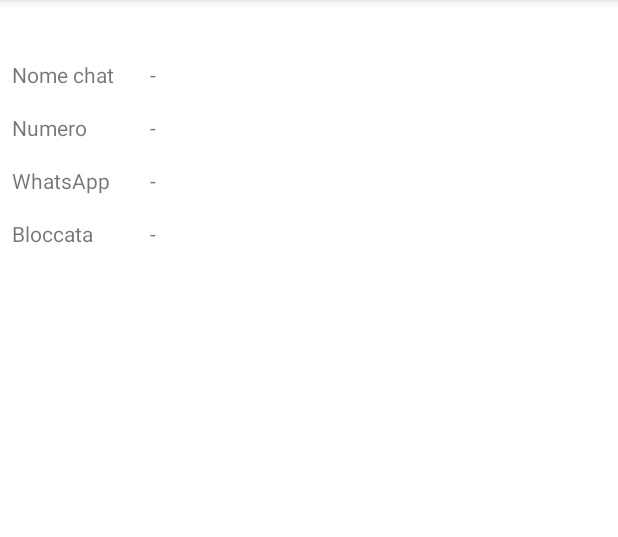
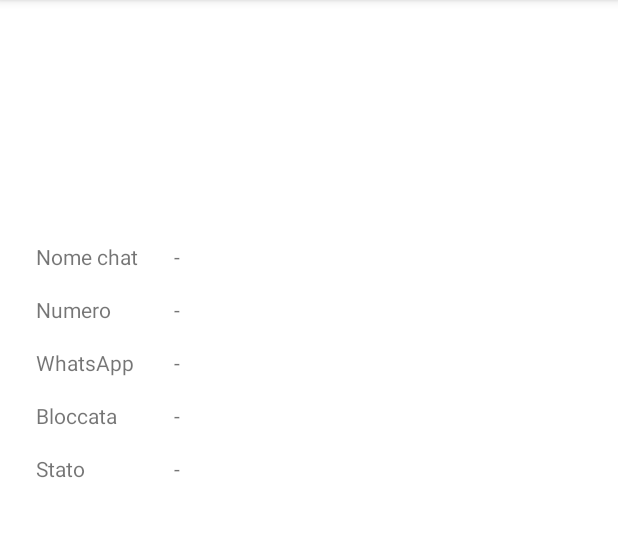
Before and after one commit to emanuele9701/android_ws_chat, an Android app: the ActivityChatInfo screen opened directly, with no data from a screen before it, on a phone screen of 412 x 824 dp, the part 84-621 px from its top. Run offline under Robolectric (Android 15) with nearby library versions, the phone set to English and light mode, and no system bars; 2 statements that could not run were skipped.

Commit message:
Fix info chat

```diff
--- a/app/src/main/java/com/example/wschat/ActivityChatInfo.java
+++ b/app/src/main/java/com/example/wschat/ActivityChatInfo.java
@@ -45,11 +45,14 @@ public class ActivityChatInfo extends AppCompatActivity {
                 TextView bloccato = findViewById(R.id.cInfo_bloccata);
                 TextView hasWhatsApp = findViewById(R.id.cInfo_hasWhatsApp);
                 TextView telefono = findViewById(R.id.cInfo_numero);
+                TextView statoWs = findViewById(R.id.cInfo_stato);
                 ImageView imageProfilo = (ImageView) findViewById(R.id.cInfo_imageProfilo);
 
 
                 nome.setText(cInfo.getName());
                 telefono.setText(cInfo.getNumeroFormattato());
+
+                statoWs.setText(cInfo.getStato());
 
                 if(cInfo.getIsBlocked() == 1) {
                     bloccato.setText(R.string.yes_block);
--- a/app/src/main/java/com/example/wschat/entity/ChatInfo.java
+++ b/app/src/main/java/com/example/wschat/entity/ChatInfo.java
@@ -29,6 +29,9 @@ public class ChatInfo {
     @SerializedName("isBlocked")
     private int isBlocked;
 
+    @SerializedName("about")
+    private String stato;
+
 
     public String getName() {
         return name;
@@ -53,4 +56,16 @@ public class ChatInfo {
     public int getIsBlocked() {
         return isBlocked;
     }
+
+    public String getLastUpdate() {
+        return lastUpdate;
+    }
+
+    public int getIdChat() {
+        return idChat;
+    }
+
+    public String getStato() {
+        return stato;
+    }
 }
--- a/app/src/main/res/layout/activity_chat.xml
+++ b/app/src/main/res/layout/activity_chat.xml
@@ -46,6 +46,7 @@
         android:layout_width="388dp"
         android:layout_height="483dp"
         android:layout_marginTop="0dp"
+        android:layout_marginLeft="5dp"
         android:layout_marginBottom="3dp"
         app:layout_constraintBottom_toTopOf="@+id/compose_message"
         app:layout_constraintEnd_toEndOf="parent"
@@ -57,9 +58,10 @@
         android:name="com.example.wschat.HeaderChat"
         android:layout_width="405dp"
         android:layout_height="34dp"
+        android:layout_marginStart="5dp"
+        android:layout_marginTop="5dp"
         android:layout_marginEnd="4dp"
         android:layout_marginBottom="18dp"
-        android:layout_marginTop="5dp"
         app:layout_constraintBottom_toTopOf="@+id/listMessageContainer"
         app:layout_constraintEnd_toEndOf="parent"
         app:layout_constraintHorizontal_bias="1.0"
--- a/app/src/main/res/layout/activity_chat_info.xml
+++ b/app/src/main/res/layout/activity_chat_info.xml
@@ -6,30 +6,27 @@
     android:layout_height="match_parent"
     tools:context=".ActivityChatInfo">
 
-
-    <LinearLayout
-        android:layout_width="399dp"
-        android:layout_height="163dp"
-        android:layout_marginTop="8dp"
-        android:orientation="horizontal"
-        app:layout_constraintEnd_toEndOf="parent"
-        app:layout_constraintStart_toStartOf="parent"
-        app:layout_constraintTop_toTopOf="parent">
-
     <ImageView
         android:id="@+id/cInfo_imageProfilo"
         android:layout_width="wrap_content"
-            android:layout_height="wrap_content"
+        android:layout_height="105dp"
+        android:layout_marginTop="20dp"
+        app:layout_constraintEnd_toEndOf="parent"
+        app:layout_constraintHorizontal_bias="0.5"
+        app:layout_constraintStart_toStartOf="parent"
+        app:layout_constraintTop_toTopOf="parent"
         tools:srcCompat="@tools:sample/avatars" />
 
     <TableLayout
-            android:layout_width="263dp"
-            android:layout_height="141dp"
-            android:layout_marginStart="1dp"
-            android:layout_marginTop="16dp"
+        android:layout_width="366dp"
+        android:layout_height="214dp"
+        android:layout_marginStart="5dp"
+        android:layout_marginTop="20dp"
+        android:layout_marginEnd="4dp"
         app:layout_constraintEnd_toEndOf="parent"
-            app:layout_constraintStart_toEndOf="@+id/cInfo_imageProfilo"
-            app:layout_constraintTop_toTopOf="parent">
+        app:layout_constraintHorizontal_bias="0.5"
+        app:layout_constraintStart_toStartOf="parent"
+        app:layout_constraintTop_toBottomOf="@+id/cInfo_imageProfilo">
 
         <TableRow
             android:layout_width="match_parent"
@@ -45,7 +42,6 @@
 
             <TextView
                 android:id="@+id/cInfo_nome"
-                    android:layout_width="92dp"
                 android:layout_height="match_parent"
                 android:text="-"
                 android:textAlignment="viewStart" />
@@ -110,6 +106,25 @@
                 android:text="-"
                 android:textAlignment="viewStart" />
         </TableRow>
+
+        <TableRow
+            android:layout_width="match_parent"
+            android:layout_height="match_parent"
+            android:layout_marginTop="16dp"
+            app:layout_constraintTop_toTopOf="parent">
+
+            <TextView
+                android:id="@+id/textView5"
+                android:layout_width="92dp"
+                android:layout_height="match_parent"
+                android:text="@string/stato" />
+
+            <TextView
+                android:id="@+id/cInfo_stato"
+                android:layout_width="172dp"
+                android:layout_height="match_parent"
+                android:text="-"
+                android:textAlignment="viewStart" />
+        </TableRow>
     </TableLayout>
-    </LinearLayout>
 </androidx.constraintlayout.widget.ConstraintLayout>
--- a/app/src/main/res/layout/fragment_header_chat.xml
+++ b/app/src/main/res/layout/fragment_header_chat.xml
@@ -20,6 +20,7 @@
                 android:layout_width="40dp"
                 android:layout_height="match_parent"
                 tools:src="@tools:sample/avatars" />
+
             <TableLayout
                 android:layout_width="match_parent"
                 android:layout_height="36dp">
@@ -27,12 +28,14 @@
                 <TableRow
                     android:layout_width="match_parent"
                     android:layout_height="match_parent">
+
                     <TextView
                         android:id="@+id/infoNomeChat"
                         android:layout_width="match_parent"
                         android:layout_height="match_parent"
                         android:text="-" />
                 </TableRow>
+
                 <TableRow
                     android:layout_width="match_parent"
                     android:layout_height="match_parent">
--- a/app/src/main/res/values/strings.xml
+++ b/app/src/main/res/values/strings.xml
@@ -24,4 +24,5 @@
     <string name="todo">TODO</string>
     <string name="yes_whatsapp">Si</string>
     <string name="no_whatsapp">No</string>
+    <string name="stato">"Stato "</string>
 </resources>
```
Lines whose indentation alone changed are shown as unchanged.
